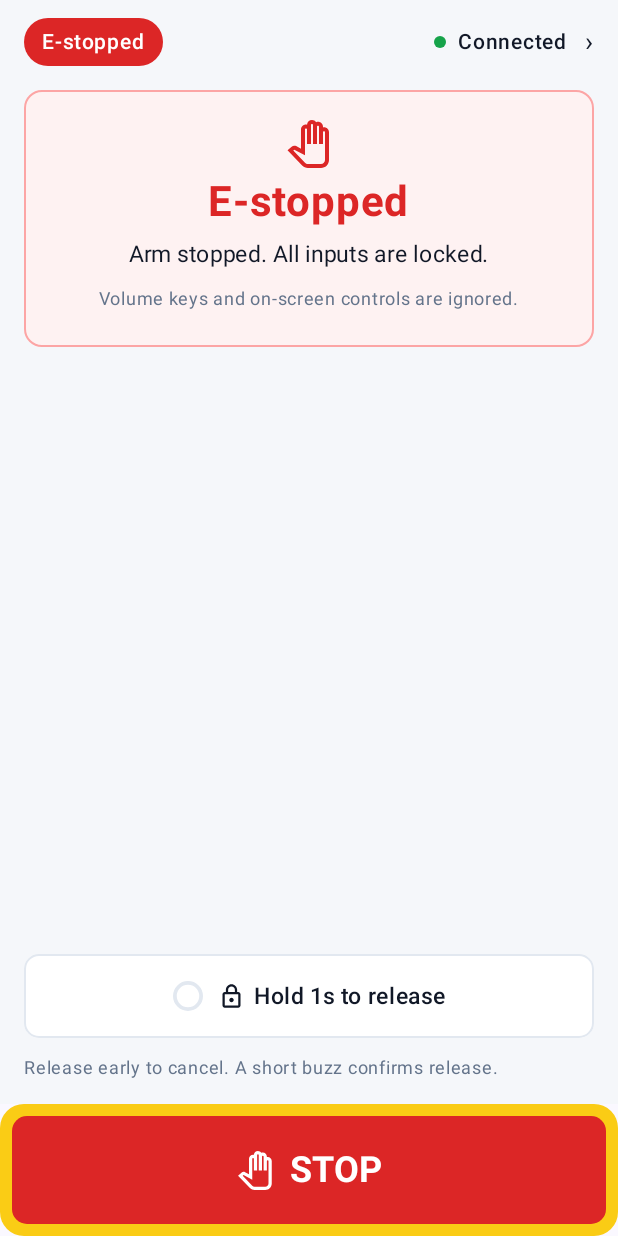
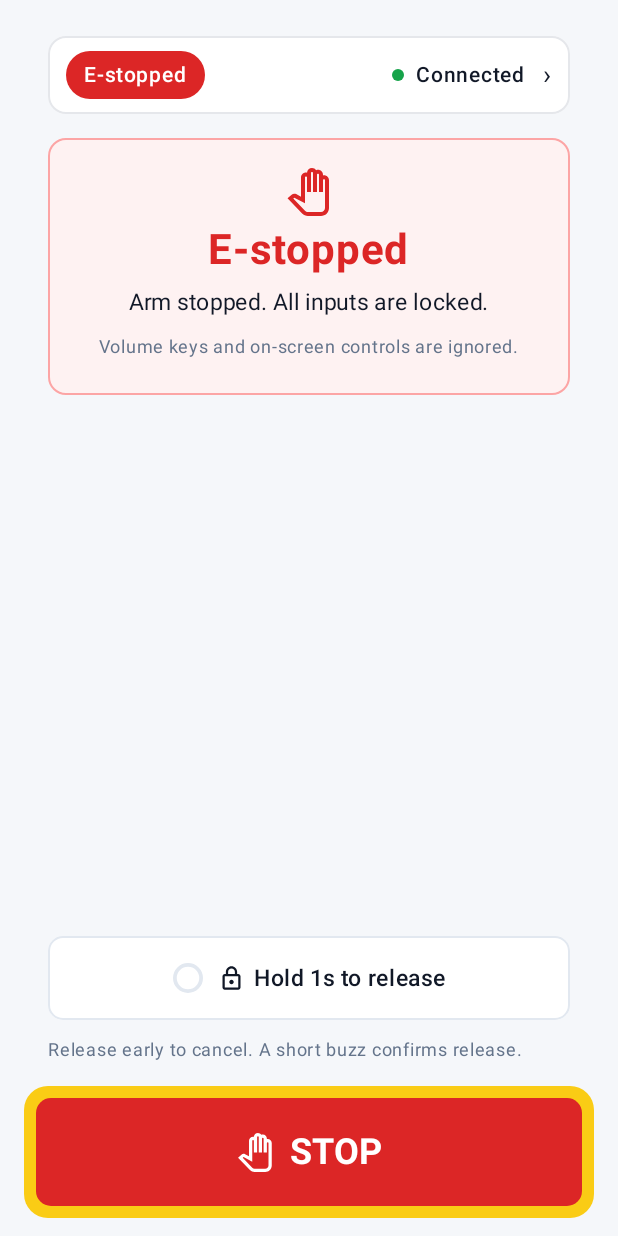
Before and after one commit to WIDM/teleop-android, an Android app built with Jetpack Compose: the screen it shows after launch (MainActivity), after a tap on "STOP", on a phone screen of 412 x 824 dp. Run offline under Robolectric (Android 15) with nearby library versions, the phone set to English and light mode, and no system bars; 1 other tap on this screen came first.

Commit message:
Restore screen and top bar modifiers (A-14)

```diff
--- a/app/src/main/java/widm/teleop/app/ControlScreen.kt
+++ b/app/src/main/java/widm/teleop/app/ControlScreen.kt
@@ -67,12 +67,15 @@ private val HoldOrange = Color(0xFFF59E0B)
 
 // 整頁：由上到下 ① 頂部列 ② 視角區 ③ 三個按鈕 ④ STOP
 @Composable
-fun ControlScreen(modifier: Modifier = Modifier) {   // ← 把 modifier 加回來
+fun ControlScreen(modifier: Modifier = Modifier) {
     var showConnection by remember { mutableStateOf(false) }
     var eStopped by remember { mutableStateOf(false) }
 
     Column(
-        modifier = modifier /* ...後面接你原本的 .fillMaxSize()、.background、.padding 那一串 */,
+        modifier = modifier
+            .fillMaxSize()
+            .background(PageBg)
+            .padding(horizontal = 16.dp, vertical = 12.dp),
     ) {
         Box(Modifier.weight(1f)) {
             // 第 1 層：原本的三樣東西
@@ -133,17 +136,21 @@ private fun ControlScreenPreview() {
 @Composable
 fun TopBar(modifier: Modifier = Modifier, eStopped: Boolean = false, onConnectedClick: () -> Unit) {
     Row(
-        modifier = modifier,
+        modifier = modifier
+            .fillMaxWidth()
+            .background(Color.White, RoundedCornerShape(12.dp))
+            .border(1.dp, BorderGray, RoundedCornerShape(12.dp))
+            .padding(horizontal = 12.dp, vertical = 10.dp),
         verticalAlignment = Alignment.CenterVertically
     ) {
         // 藍色膠囊標籤
         Text(
-            text = if (eStopped) "E-stopped" else "Standby",                  // ← 改
+            text = if (eStopped) "E-stopped" else "Standby",
             color = Color.White,
             fontSize = 14.sp,
             fontWeight = FontWeight.Medium,
             modifier = Modifier
-                .background(if (eStopped) EStopRed else StandbyBlue, CircleShape)  // ← 改
+                .background(if (eStopped) EStopRed else StandbyBlue, CircleShape)
                 .padding(horizontal = 12.dp, vertical = 4.dp)
         )
 
@@ -445,7 +452,7 @@ private fun EStopCard() {
         verticalArrangement = Arrangement.spacedBy(6.dp)
     ) {
         Icon(
-            imageVector = Icons.Outlined.PanTool,   // ← 換成跟 StopButton 同一個手掌圖示
+            imageVector = Icons.Outlined.PanTool,
             contentDescription = null,
             tint = EStopRed,
             modifier = Modifier.size(32.dp)
@@ -493,7 +500,7 @@ private fun HoldToReleaseButton(onRelease: () -> Unit, modifier: Modifier = Modi
         verticalAlignment = Alignment.CenterVertically
     ) {
         CircularProgressIndicator(
-            progress = { progress.value },     // ← 改成讀 Animatable 的值
+            progress = { progress.value },
             modifier = Modifier.size(20.dp),
             strokeWidth = 2.5.dp,
             color = HoldOrange,
```
